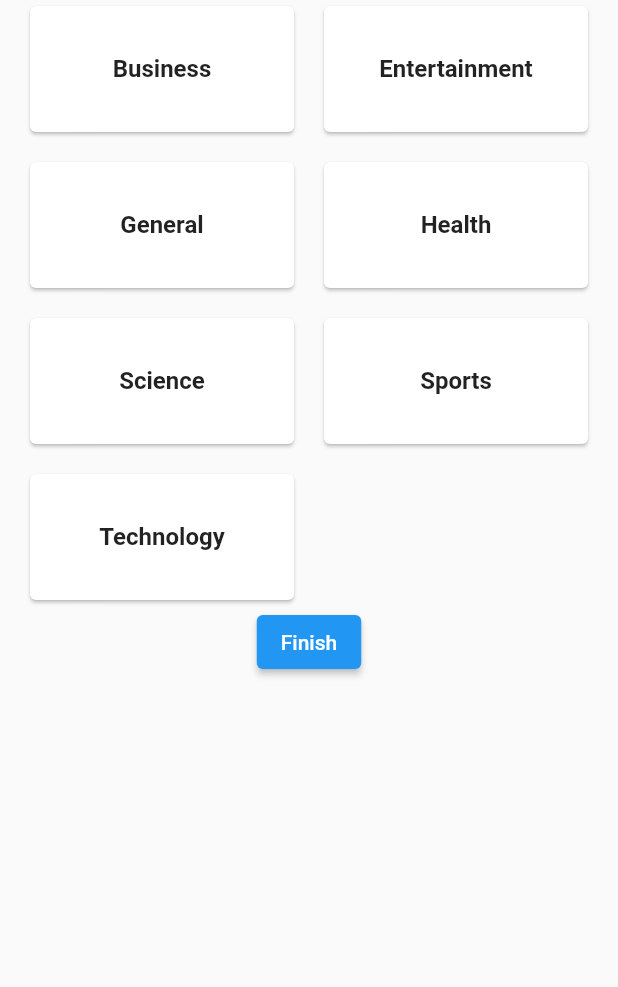
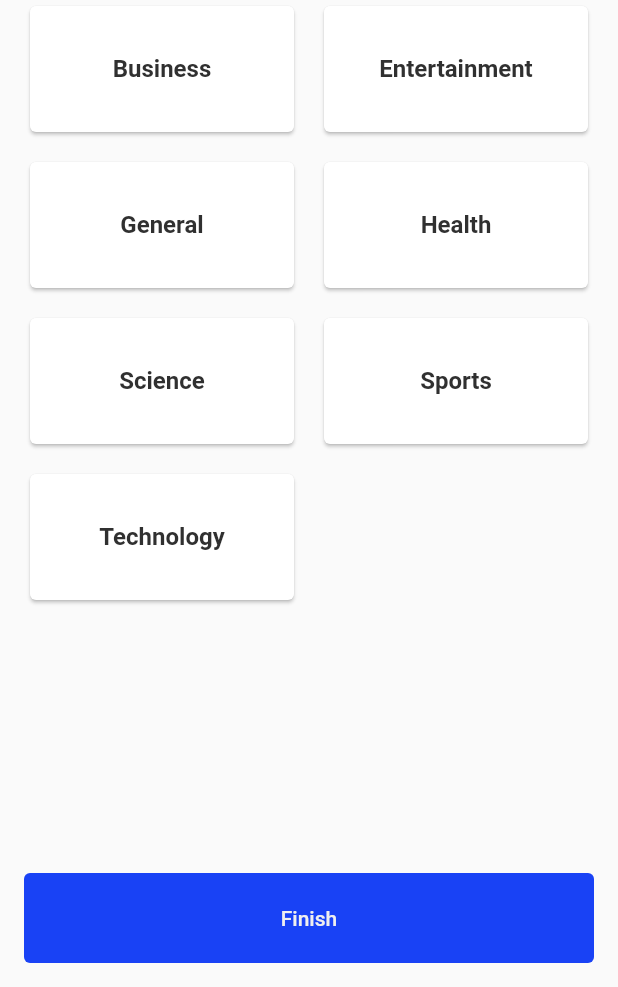
Before and after one commit to vukan-markovic/news9, a Flutter app: the screen it shows after launch, on a phone screen of 412 x 824 dp, the part 249-1236 px from its top. Run offline on Flutter 3.47's test engine with Material 2 defaults, Android fonts, the light colour scheme and no system bars; our stand-ins replace bloc, equatable, firebase_auth, firebase_core, flutter_bloc, formz and 2 more; accounts and stored records are empty.

Commit message:
added topic select and edit screen

```diff
--- a/lib/src/App.dart
+++ b/lib/src/App.dart
@@ -1,12 +1,11 @@
 import 'package:flutter/material.dart';
 import 'package:flutter_bloc/flutter_bloc.dart';
 import 'package:news/src/resources/user_repository.dart';
-import 'package:news/src/ui/NavigationScreen.dart';
-import 'package:news/src/ui/login/login_page.dart';
+import 'package:news/src/ui/navigation_screen.dart';
 import 'package:news/src/ui/splash_page.dart';
-import 'package:news/src/ui/topic_select_screen.dart';
 
 import 'blocs/authentication_bloc/authentication_bloc.dart';
+import 'ui/topic_select_screen.dart';
 
 class App extends StatelessWidget {
   final AuthenticationRepository authenticationRepository =
--- a/lib/src/constants/ColorConstants.dart
+++ b/lib/src/constants/ColorConstants.dart
@@ -1,5 +1,6 @@
 class ColorConstants {
   static const String primaryColor = "#1942f5";
+  static const String primaryColorDisabled = "#1942f5";
   static const String backgroundColor = "#F7F7F7";
   static const String secondaryWhite = "#EFEFEF";
   static const String lightBlack = "#303030";
--- a/lib/src/models/user.dart
+++ b/lib/src/models/user.dart
@@ -2,17 +2,19 @@ import 'package:equatable/equatable.dart';
 import 'package:meta/meta.dart';
 
 class AppUser extends Equatable {
-  const AppUser({
-    @required this.email,
-    @required this.id,
-    @required this.emailVerified,
-  });
+  const AppUser(
+      {@required this.email,
+      @required this.id,
+      @required this.emailVerified,
+      this.topics});
 
   final String email;
   final String id;
   final bool emailVerified;
+  final List<String> topics;
 
-  static const empty = AppUser(email: '', id: '', emailVerified: false);
+  static const empty =
+      AppUser(email: '', id: '', emailVerified: false, topics: []);
 
   @override
   List<Object> get props => [email, id, emailVerified];
--- a/lib/src/ui/topic_select_screen.dart
+++ b/lib/src/ui/topic_select_screen.dart
@@ -1,13 +1,11 @@
+import 'package:firebase_auth/firebase_auth.dart';
 import 'package:flutter/cupertino.dart';
 import 'package:flutter/material.dart';
+import 'package:news/src/blocs/category_bloc/category_bloc.dart';
 import 'package:news/src/constants/Strings.dart';
+import 'package:news/src/models/category.dart';
 
 import '../constants/ColorConstants.dart';
-import '../constants/ColorConstants.dart';
-import '../constants/ColorConstants.dart';
-import '../extensions/Color.dart';
-import '../extensions/Color.dart';
-import '../extensions/Color.dart';
 import '../extensions/Color.dart';
 
 class TopicSelectScreen extends StatefulWidget {
@@ -29,13 +27,18 @@ class _TopicSelectScreenState extends State<TopicSelectScreen> {
     "Technology"
   ];
 
+  List<String> _selectedCategories = [];
 
   @override
   void initState() {
-    _selectedCategories = List.filled(7, false);
+    super.initState();
+    getFromFuture();
+    _selectedCategories = _selectedCategories ?? [];
   }
 
-  List<bool> _selectedCategories = [];
+  getFromFuture() async {
+    _selectedCategories = await categoryBloc.getAllCategories();
+  }
 
   @override
   Widget build(BuildContext context) {
@@ -77,30 +80,56 @@ class _TopicSelectScreenState extends State<TopicSelectScreen> {
                   itemBuilder: (context, index) {
                     return GestureDetector(
                       onTap: () {
-                        setState(() {
-                          _selectedCategories[index] = _selectedCategories[index] == true ? false : true;
-                        });
+                        setTileState(index);
                       },
                       child: Card(
-                        color: _selectedCategories[index] == true
-                            ? Colors.blue
+                        color: _selectedCategories.contains(_categories[index])
+                            ? HexColor.fromHex(ColorConstants.primaryColor)
                             : Colors.white,
                         child: Center(
                           child: Text(
                             _categories[index],
                             style: TextStyle(
-                                fontWeight: FontWeight.w600, fontSize: 16),
+                                fontWeight: FontWeight.w600,
+                                fontSize: 16,
+                                color: _selectedCategories
+                                        .contains(_categories[index])
+                                    ? HexColor.fromHex(
+                                        ColorConstants.secondaryWhite)
+                                    : HexColor.fromHex(
+                                        ColorConstants.lightBlack)),
                           ),
                         ),
                       ),
                     );
                   }),
             ),
-            Container(
-              alignment: Alignment.bottomCenter,
-              child: ElevatedButton(
-                onPressed: () {},
-                child: Text(Strings.finish),
+            Expanded(
+              child: Container(
+                alignment: Alignment.bottomCenter,
+                child: ConstrainedBox(
+                  constraints: BoxConstraints.tightFor(
+                      width: double.infinity, height: 60),
+                  child: ElevatedButton(
+                    style: ButtonStyle(
+                        backgroundColor: MaterialStateProperty.all(
+                            HexColor.fromHex(ColorConstants.primaryColor))),
+                    onPressed: _selectedCategories.length >= 2
+                        ? () {
+                            categoryBloc.deleteCategoriesByUid(
+                                FirebaseAuth.instance.currentUser?.uid ??
+                                    "wOJ3BsX5EnNgFAZYvPeGdK3TCVf2");
+                            categoryBloc.insetCategoryList(_selectedCategories);
+                          }
+                        : null,
+                    child: Text(
+                      Strings.finish,
+                      style: TextStyle(
+                          color:
+                              HexColor.fromHex(ColorConstants.secondaryWhite)),
+                    ),
+                  ),
+                ),
               ),
             )
           ],
@@ -108,4 +137,13 @@ class _TopicSelectScreenState extends State<TopicSelectScreen> {
       ),
     );
   }
+
+  void setTileState(int index) {
+    setState(() {
+      _selectedCategories.contains(_categories[index])
+          ? _selectedCategories.remove(_categories[index])
+          : _selectedCategories.add(_categories[index]);
+      print(_selectedCategories);
+    });
+  }
 }
--- a/pubspec.yaml
+++ b/pubspec.yaml
@@ -45,6 +45,7 @@ dependencies:
   equatable: ^2.0.0
   meta: ^1.3.0
   font_awesome_flutter: ^9.0.0
+  path_provider: ^2.0.1
 
 dev_dependencies:
   flutter_test:
```
Also changed, not shown: lib/src/blocs/category_bloc/category_bloc.dart (added, +41 -0 lines), lib/src/models/category.dart (added, +18 -0 lines), lib/src/resources/category_repository.dart (added, +36 -0 lines), lib/src/resources/database_connection.dart (added, +19 -0 lines), lib/src/ui/navigation_screen.dart (renamed from lib/src/ui/NavigationScreen.dart), pubspec.lock.
